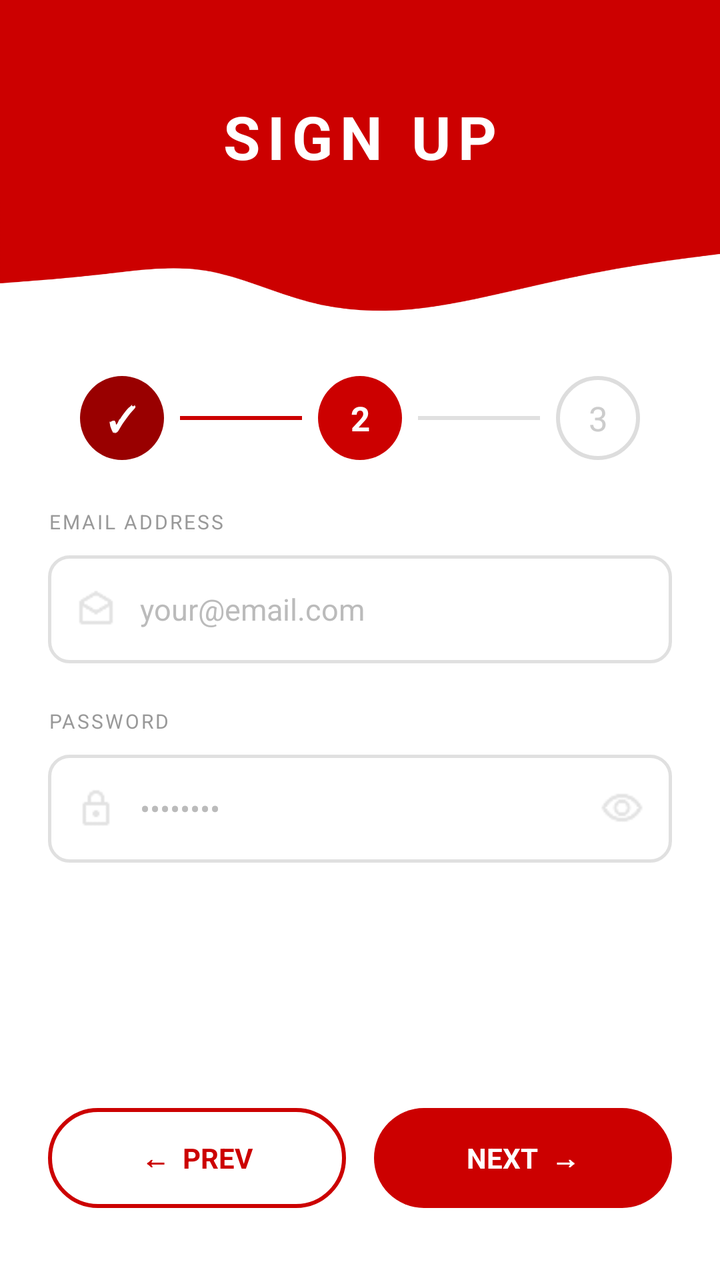
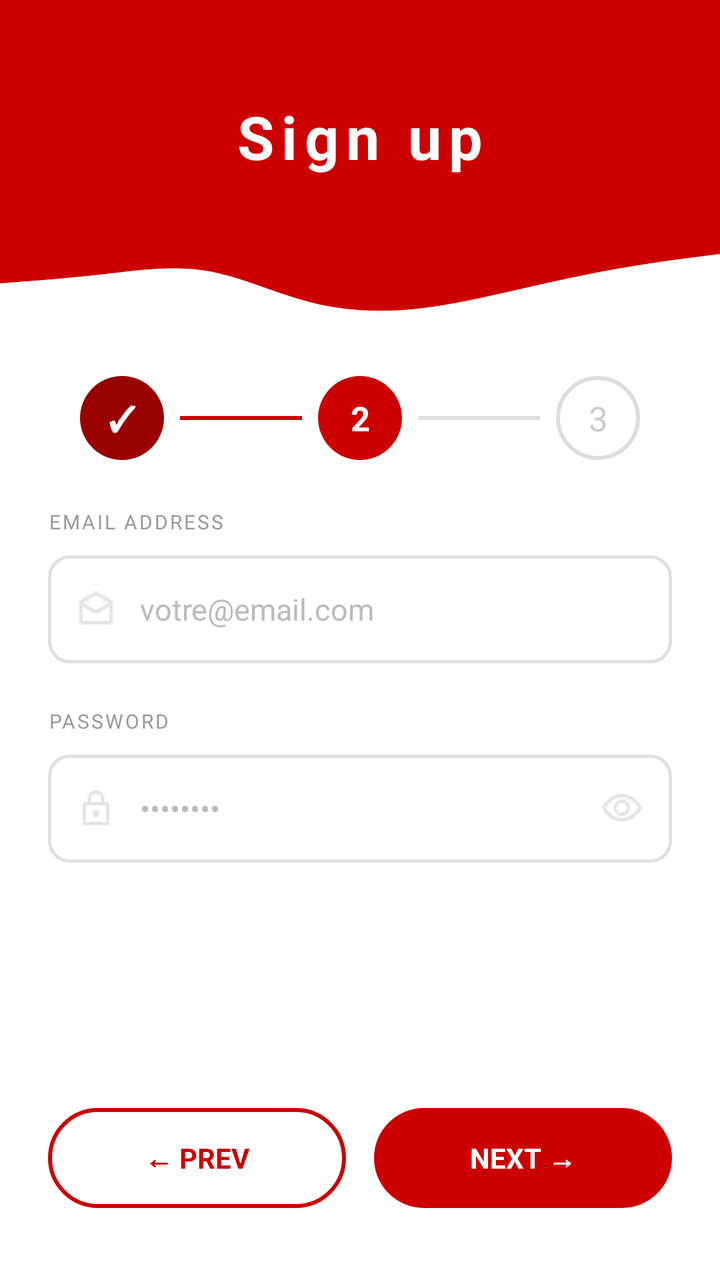

An Android layout rendered at two revisions. The XML below is the earlier revision; the diff shows what the commit changed to produce the second picture.
<!-- AndroidManifest.xml: application theme Theme.AppCompat.Light.NoActionBar -->
<!-- res/layout/signup_step2.xml -->
<?xml version="1.0" encoding="utf-8"?>
<LinearLayout xmlns:android="http://schemas.android.com/apk/res/android"
    android:layout_width="match_parent"
    android:layout_height="match_parent"
    android:orientation="vertical"
    android:background="#FFFFFF">


    <RelativeLayout
        android:layout_width="match_parent"
        android:layout_height="180dp">

        <View
            android:layout_width="match_parent"
            android:layout_height="150dp"
            android:background="#CC0000" />

        <ImageView
            android:layout_width="match_parent"
            android:layout_height="80dp"
            android:layout_alignParentBottom="true"
            android:src="@drawable/header_curve"
            android:scaleType="fitXY" />

        <TextView
            android:layout_width="match_parent"
            android:layout_height="wrap_content"
            android:layout_marginTop="48dp"
            android:text="SIGN UP"
            android:textColor="#FFFFFF"
            android:textSize="30sp"
            android:textStyle="bold"
            android:gravity="center"
            android:letterSpacing="0.12" />
    </RelativeLayout>


    <LinearLayout
        android:layout_width="match_parent"
        android:layout_height="wrap_content"
        android:orientation="horizontal"
        android:gravity="center"
        android:paddingHorizontal="40dp"
        android:paddingTop="8dp"
        android:paddingBottom="20dp">


        <TextView
            android:layout_width="42dp"
            android:layout_height="42dp"
            android:text="✓"
            android:textSize="17sp"
            android:textStyle="bold"
            android:textColor="#FFFFFF"
            android:gravity="center"
            android:background="@drawable/step_circle_done" />

        <View
            android:layout_width="0dp"
            android:layout_height="2dp"
            android:layout_weight="1"
            android:background="#CC0000"
            android:layout_marginHorizontal="8dp" />


        <TextView
            android:layout_width="42dp"
            android:layout_height="42dp"
            android:text="2"
            android:textSize="17sp"
            android:textStyle="bold"
            android:textColor="#FFFFFF"
            android:gravity="center"
            android:background="@drawable/step_circle_active" />

        <View
            android:layout_width="0dp"
            android:layout_height="2dp"
            android:layout_weight="1"
            android:background="#E0E0E0"
            android:layout_marginHorizontal="8dp" />

        <TextView
            android:layout_width="42dp"
            android:layout_height="42dp"
            android:text="3"
            android:textSize="17sp"
            android:textColor="#CCCCCC"
            android:gravity="center"
            android:background="@drawable/step_circle_inactive" />
    </LinearLayout>


    <LinearLayout
        android:layout_width="match_parent"
        android:layout_height="0dp"
        android:layout_weight="1"
        android:orientation="vertical"
        android:paddingHorizontal="24dp"
        android:paddingTop="4dp">

        <TextView
            android:layout_width="wrap_content"
            android:layout_height="wrap_content"
            android:text="EMAIL ADDRESS"
            android:textSize="10sp"
            android:textColor="#999999"
            android:letterSpacing="0.1"
            android:layout_marginBottom="10dp" />

        <LinearLayout
            android:layout_width="match_parent"
            android:layout_height="54dp"
            android:orientation="horizontal"
            android:background="@drawable/input_field_bg"
            android:gravity="center_vertical"
            android:paddingHorizontal="14dp"
            android:layout_marginBottom="22dp">

            <ImageView
                android:layout_width="20dp"
                android:layout_height="20dp"
                android:src="@drawable/ic_email_outline"
                android:layout_marginEnd="12dp" />

            <EditText
                android:id="@+id/etEmail"
                android:layout_width="0dp"
                android:layout_height="match_parent"
                android:layout_weight="1"
                android:background="@android:color/transparent"
                android:hint="your@email.com"
                android:inputType="textEmailAddress"
                android:textSize="15sp"
                android:textColor="#222222"
                android:textColorHint="#BBBBBB" />
        </LinearLayout>


        <TextView
            android:layout_width="wrap_content"
            android:layout_height="wrap_content"
            android:text="PASSWORD"
            android:textSize="10sp"
            android:textColor="#999999"
            android:letterSpacing="0.1"
            android:layout_marginBottom="10dp" />

        <LinearLayout
            android:layout_width="match_parent"
            android:layout_height="54dp"
            android:orientation="horizontal"
            android:background="@drawable/input_field_bg"
            android:gravity="center_vertical"
            android:paddingHorizontal="14dp">

            <ImageView
                android:layout_width="20dp"
                android:layout_height="20dp"
                android:src="@drawable/ic_lock_outline"
                android:layout_marginEnd="12dp" />

            <EditText
                android:id="@+id/etPassword"
                android:layout_width="0dp"
                android:layout_height="match_parent"
                android:layout_weight="1"
                android:background="@android:color/transparent"
                android:hint="••••••••"
                android:inputType="textPassword"
                android:textSize="15sp"
                android:textColor="#222222"
                android:textColorHint="#BBBBBB" />


            <ImageView
                android:id="@+id/ivTogglePassword"
                android:layout_width="22dp"
                android:layout_height="22dp"
                android:src="@drawable/ic_eye_outline"
                android:clickable="true"
                android:focusable="true" />
        </LinearLayout>

    </LinearLayout>


    <LinearLayout
        android:layout_width="match_parent"
        android:layout_height="wrap_content"
        android:orientation="horizontal"
        android:paddingHorizontal="24dp"
        android:paddingBottom="36dp"
        android:paddingTop="12dp">

        <TextView
            android:id="@+id/btnPrevious"
            android:layout_width="0dp"
            android:layout_height="50dp"
            android:layout_weight="1"
            android:text="←  PREV"
            android:textSize="14sp"
            android:textStyle="bold"
            android:textColor="#CC0000"
            android:gravity="center"
            android:background="@drawable/btn_outline_red"
            android:layout_marginEnd="14dp" />

        <TextView
            android:id="@+id/btnNext"
            android:layout_width="0dp"
            android:layout_height="50dp"
            android:layout_weight="1"
            android:text="NEXT  →"
            android:textSize="14sp"
            android:textStyle="bold"
            android:textColor="#FFFFFF"
            android:gravity="center"
            android:background="@drawable/btn_red_rounded" />
    </LinearLayout>

</LinearLayout>
<!-- resources referenced by this layout -->
<resources>
  <!-- drawable btn_outline_red (drawable) -->
  <shape xmlns:android="http://schemas.android.com/apk/res/android"
      android:shape="rectangle">
      <solid android:color="#FFFFFF" />
      <stroke android:width="2dp" android:color="#CC0000" />
      <corners android:radius="25dp" />
  </shape>
  <!-- drawable btn_red_rounded (drawable) -->
  <shape xmlns:android="http://schemas.android.com/apk/res/android"
      android:shape="rectangle">
      <solid android:color="#CC0000" />
      <corners android:radius="25dp" />
  </shape>
  <!-- drawable header_curve: png bitmap (drawable, 12684 bytes) -->
  <!-- drawable ic_email_outline: png bitmap (drawable, 508 bytes) -->
  <!-- drawable ic_eye_outline: png bitmap (drawable, 738 bytes) -->
  <!-- drawable ic_lock_outline: png bitmap (drawable, 377 bytes) -->
  <!-- drawable input_field_bg (drawable) -->
  <shape xmlns:android="http://schemas.android.com/apk/res/android"
      android:shape="rectangle">
      <solid android:color="#FFFFFF" />
      <stroke android:width="1.5dp" android:color="#E0E0E0" />
      <corners android:radius="10dp" />
  </shape>
  <!-- drawable step_circle_active (drawable) -->
  <shape xmlns:android="http://schemas.android.com/apk/res/android"
      android:shape="oval">
      <solid android:color="#CC0000" />
      <size android:width="42dp" android:height="42dp" />
  </shape>
  <!-- drawable step_circle_done (drawable) -->
  <shape xmlns:android="http://schemas.android.com/apk/res/android"
      android:shape="oval">
      <solid android:color="#990000" />
      <size android:width="42dp" android:height="42dp" />
  </shape>
  <!-- drawable step_circle_inactive (drawable) -->
  <shape xmlns:android="http://schemas.android.com/apk/res/android"
      android:shape="oval">
      <solid android:color="#FFFFFF" />
      <stroke android:width="2dp" android:color="#DDDDDD" />
      <size android:width="42dp" android:height="42dp" />
  </shape>
</resources>

<!-- the commit's change to res/layout/signup_step2.xml (unified diff, before → after) -->
@@ -26,7 +26,7 @@
             android:layout_width="match_parent"
             android:layout_height="wrap_content"
             android:layout_marginTop="48dp"
-            android:text="SIGN UP"
+            android:text="@string/signup_title"
             android:textColor="#FFFFFF"
             android:textSize="30sp"
             android:textStyle="bold"
@@ -102,7 +102,7 @@
         <TextView
             android:layout_width="wrap_content"
             android:layout_height="wrap_content"
-            android:text="EMAIL ADDRESS"
+            android:text="@string/signup_email_address"
             android:textSize="10sp"
             android:textColor="#999999"
             android:letterSpacing="0.1"
@@ -129,7 +129,7 @@
                 android:layout_height="match_parent"
                 android:layout_weight="1"
                 android:background="@android:color/transparent"
-                android:hint="your@email.com"
+                android:hint="@string/hint_email"
                 android:inputType="textEmailAddress"
                 android:textSize="15sp"
                 android:textColor="#222222"
@@ -140,7 +140,7 @@
         <TextView
             android:layout_width="wrap_content"
             android:layout_height="wrap_content"
-            android:text="PASSWORD"
+            android:text="@string/signup_password_label"
             android:textSize="10sp"
             android:textColor="#999999"
             android:letterSpacing="0.1"
@@ -198,7 +198,7 @@
             android:layout_width="0dp"
             android:layout_height="50dp"
             android:layout_weight="1"
-            android:text="←  PREV"
+            android:text="@string/signup_prev"
             android:textSize="14sp"
             android:textStyle="bold"
             android:textColor="#CC0000"
@@ -211,7 +211,7 @@
             android:layout_width="0dp"
             android:layout_height="50dp"
             android:layout_weight="1"
-            android:text="NEXT  →"
+            android:text="@string/signup_next"
             android:textSize="14sp"
             android:textStyle="bold"
             android:textColor="#FFFFFF"
<!-- resource entries referenced after the edit -->
@@ -43,5 +43,11 @@
       <stroke android:width="2dp" android:color="#DDDDDD" />
       <size android:width="42dp" android:height="42dp" />
   </shape>
+  <string name="hint_email">votre@email.com</string>
+  <string name="signup_email_address">EMAIL ADDRESS</string>
+  <string name="signup_next">NEXT  →</string>
+  <string name="signup_password_label">PASSWORD</string>
+  <string name="signup_prev">←  PREV</string>
+  <string name="signup_title">Sign up</string>
 </resources>
 
